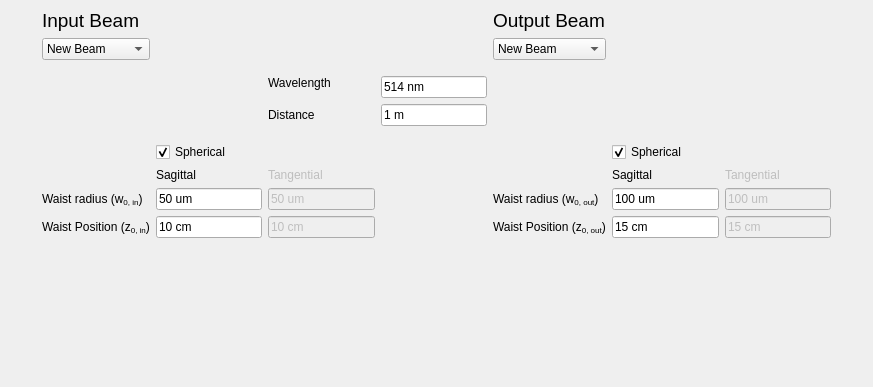
This is assets/modematcher_parameter_input_window.ui in NiceLaserGuy/GRay-CAD-2 as Qt 5 draws it before an edit; both pictures show x 0 to 873 and y 0 to 387 of the 873 by 621 pixel window. The edited form follows.
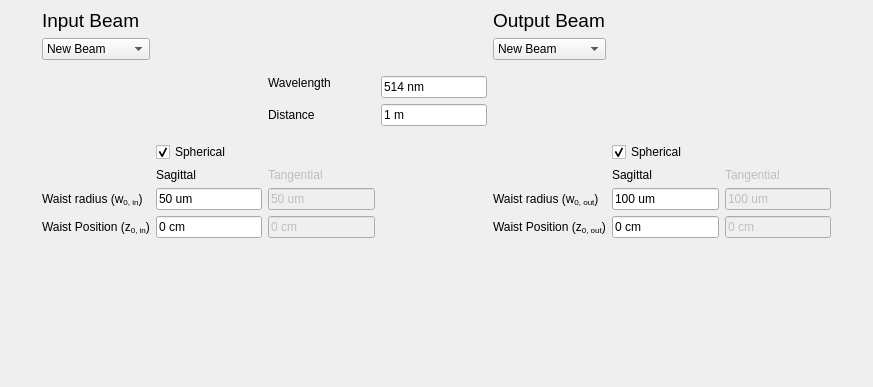
This is the edited form. Icons and pictures are not drawn.

Patch:
```diff
--- a/assets/modematcher_parameter_input_window.ui
+++ b/assets/modematcher_parameter_input_window.ui
@@ -232,7 +232,7 @@
          <bool>false</bool>
         </property>
         <property name="text">
-         <string>15 cm</string>
+         <string>0 cm</string>
         </property>
        </widget>
       </item>
@@ -242,7 +242,7 @@
          <bool>false</bool>
         </property>
         <property name="text">
-         <string>10 cm</string>
+         <string>0 cm</string>
         </property>
        </widget>
       </item>
@@ -378,14 +378,14 @@
       <item row="10" column="5">
        <widget class="QLineEdit" name="lineEdit_waist_position_output_sag">
         <property name="text">
-         <string>15 cm</string>
+         <string>0 cm</string>
         </property>
        </widget>
       </item>
       <item row="10" column="1">
        <widget class="QLineEdit" name="lineEdit_waist_position_sag">
         <property name="text">
-         <string>10 cm</string>
+         <string>0 cm</string>
         </property>
        </widget>
       </item>
```
